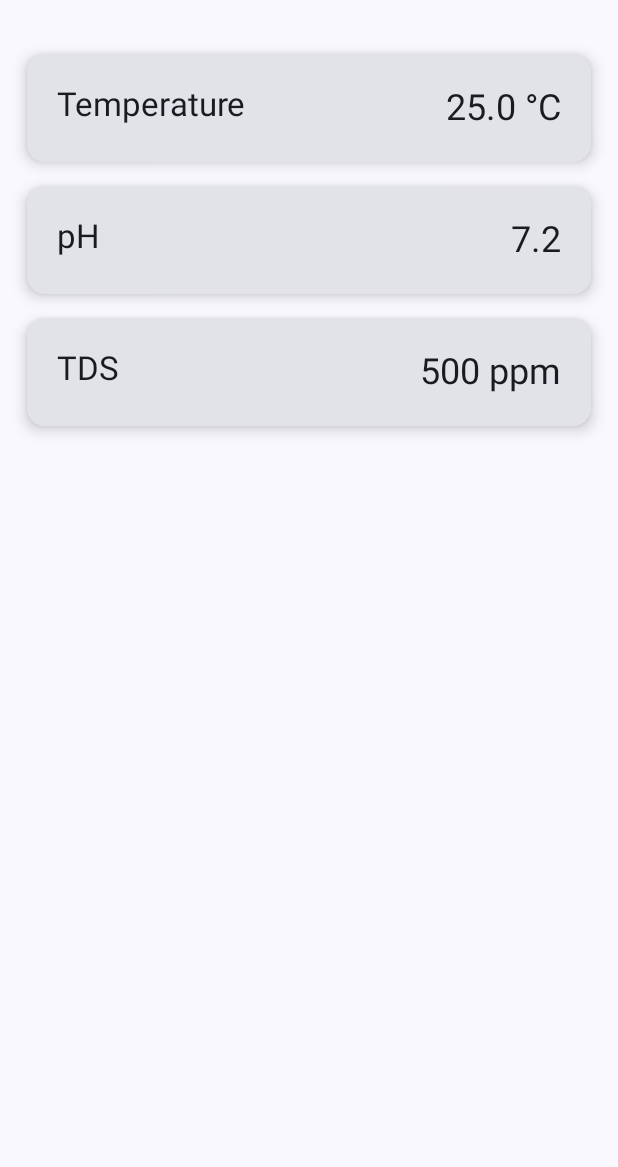
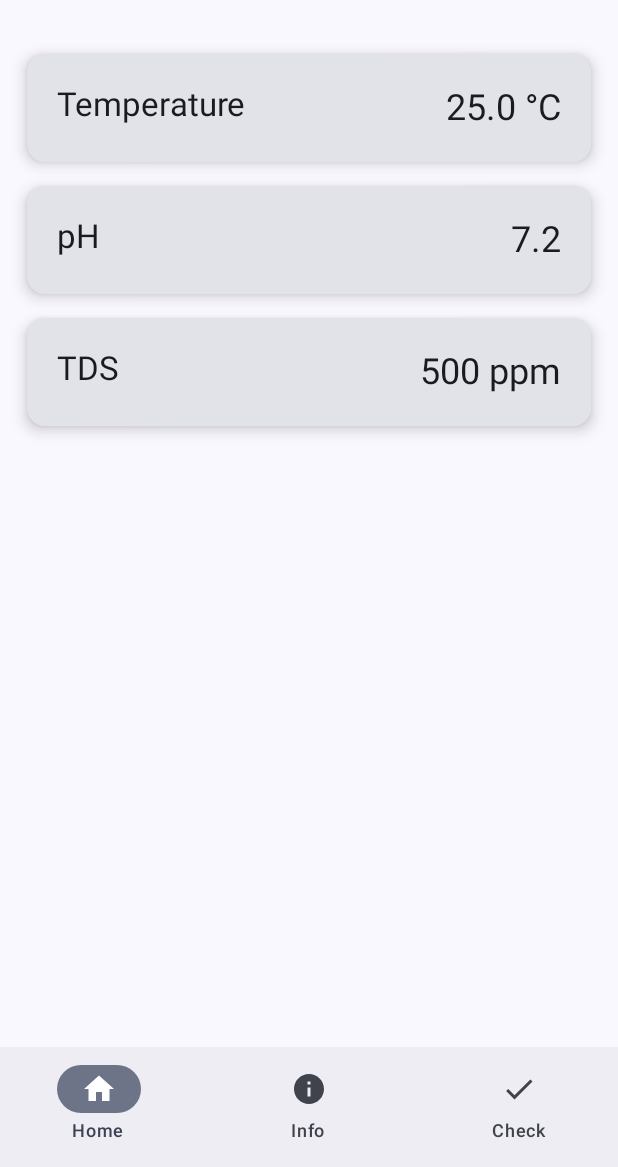
Before and after one commit to dltmai/Smart-Aquarium-Management-IoT-System, an Android app built with Jetpack Compose: the screen it shows after launch (MainActivity), on a phone screen of 412 x 824 dp, the part 69-1236 px from its top. Run offline under Robolectric (Android 15) with nearby library versions, the phone set to English and light mode, and no system bars.

```diff
--- a/app/src/main/java/com/tuyetmai/smartaquarium/MainActivity.kt
+++ b/app/src/main/java/com/tuyetmai/smartaquarium/MainActivity.kt
@@ -5,6 +5,11 @@ import androidx.activity.ComponentActivity
 import androidx.activity.compose.setContent
 import androidx.activity.enableEdgeToEdge
 import androidx.compose.foundation.layout.*
+import androidx.compose.material.icons.Icons
+import androidx.compose.material.icons.filled.Home
+import androidx.compose.material.icons.filled.Check
+import androidx.compose.material.icons.filled.Info
+
 import androidx.compose.material3.*
 import androidx.compose.runtime.*
 import androidx.compose.ui.Alignment
@@ -19,7 +24,7 @@ class MainActivity : ComponentActivity() {
         enableEdgeToEdge()
         setContent {
             SmartAquariumTheme {
-                SmartAquariumScreen()
+                SmartAquariumApp()
             }
         }
     }
@@ -27,18 +32,60 @@ class MainActivity : ComponentActivity() {
 
 @OptIn(ExperimentalMaterial3Api::class)
 @Composable
-fun SmartAquariumScreen() {
+fun SmartAquariumApp() {
+    var selectedTab by remember { mutableStateOf(0) }
+
     Scaffold(
         topBar = {
             CenterAlignedTopAppBar(
                 title = { Text("Smart Aquarium") }
             )
+        },
+        bottomBar = {
+            BottomNavigationBar(selectedTab) { selectedTab = it }
         }
     ) { paddingValues ->
+        Box(modifier = Modifier.padding(paddingValues)) {
+            when (selectedTab) {
+                0 -> SensorScreen()
+
+            }
+        }
+    }
+}
+
+@Composable
+fun BottomNavigationBar(selectedTab: Int, onTabSelected: (Int) -> Unit) {
+    NavigationBar {
+        NavigationBarItem(
+            icon = { Icon(Icons.Default.Home, contentDescription = "Home") },
+            label = { Text("Home") },
+            selected = selectedTab == 0,
+            onClick = { onTabSelected(0) }
+        )
+        NavigationBarItem(
+            icon = { Icon(Icons.Default.Info, contentDescription = "Info") },
+            label = { Text("Info") },
+
+            selected = selectedTab == 1,
+            onClick = { onTabSelected(1) }
+        )
+        NavigationBarItem(
+            icon = { Icon(Icons.Default.Check, contentDescription = "Check") },
+            label = { Text("Check") },
+            selected = selectedTab == 2,
+            onClick = { onTabSelected(2) }
+        )
+    }
+}
+
+
+
+@Composable
+fun SensorScreen() {
     Column(
         modifier = Modifier
             .fillMaxSize()
-                .padding(paddingValues)
             .padding(16.dp),
         verticalArrangement = Arrangement.spacedBy(12.dp),
         horizontalAlignment = Alignment.CenterHorizontally
@@ -48,7 +95,7 @@ fun SmartAquariumScreen() {
         SensorCard(title = "TDS", value = "500 ppm")
     }
 }
-}
+
 
 @Composable
 fun SensorCard(title: String, value: String) {
@@ -61,7 +108,7 @@ fun SensorCard(title: String, value: String) {
         Row(
             modifier = Modifier
                 .fillMaxWidth()
-                .padding(20.dp), // Padding inside
+                .padding(20.dp),
             horizontalArrangement = Arrangement.SpaceBetween
         ) {
             Text(
@@ -76,11 +123,10 @@ fun SensorCard(title: String, value: String) {
     }
 }
 
-
 @Preview(showBackground = true)
 @Composable
 fun PreviewSmartAquarium() {
     SmartAquariumTheme {
-        SmartAquariumScreen()
+        SmartAquariumApp()
     }
 }
```
Lines whose indentation alone changed are shown as unchanged.
